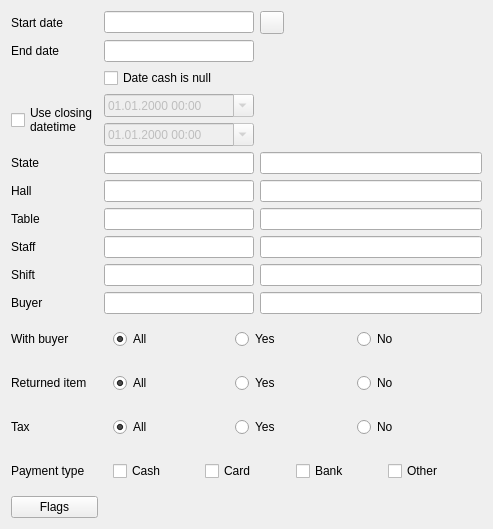
This is Reports/cr5commonsalesfilter.ui in End1-1/Cafe5 as Qt 5 draws it before an edit. The edited form follows.
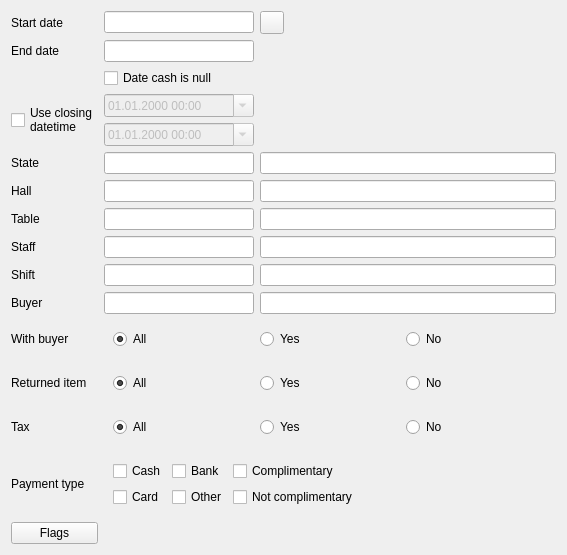
This is the edited form. Icons and pictures are not drawn. Custom widgets are drawn as their Qt base class.

What changed in the file:
```diff
--- a/Reports/cr5commonsalesfilter.ui
+++ b/Reports/cr5commonsalesfilter.ui
@@ -6,8 +6,8 @@
    <rect>
     <x>0</x>
     <y>0</y>
-    <width>493</width>
-    <height>496</height>
+    <width>567</width>
+    <height>522</height>
    </rect>
   </property>
   <property name="windowTitle">
@@ -101,29 +101,62 @@
    </item>
    <item row="14" column="1" colspan="2">
     <widget class="QWidget" name="widget_3" native="true">
-     <layout class="QHBoxLayout" name="horizontalLayout_3">
-      <item>
+     <layout class="QGridLayout" name="gridLayout_2">
+      <item row="0" column="2">
+       <widget class="QCheckBox" name="chptBank">
+        <property name="text">
+         <string>Bank</string>
+        </property>
+       </widget>
+      </item>
+      <item row="0" column="6">
+       <spacer name="horizontalSpacer_2">
+        <property name="orientation">
+         <enum>Qt::Horizontal</enum>
+        </property>
+        <property name="sizeHint" stdset="0">
+         <size>
+          <width>40</width>
+          <height>20</height>
+         </size>
+        </property>
+       </spacer>
+      </item>
+      <item row="0" column="0">
        <widget class="QCheckBox" name="chptCash">
         <property name="text">
          <string>Cash</string>
         </property>
        </widget>
       </item>
-      <item>
+      <item row="0" column="5">
+       <widget class="QCheckBox" name="chptComplimentary">
+        <property name="text">
+         <string>Complimentary</string>
+        </property>
+       </widget>
+      </item>
+      <item row="1" column="5">
+       <widget class="QCheckBox" name="checkBoxNotComplimentary">
+        <property name="sizePolicy">
+         <sizepolicy hsizetype="Minimum" vsizetype="Fixed">
+          <horstretch>0</horstretch>
+          <verstretch>0</verstretch>
+         </sizepolicy>
+        </property>
+        <property name="text">
+         <string>Not complimentary</string>
+        </property>
+       </widget>
+      </item>
+      <item row="1" column="0">
        <widget class="QCheckBox" name="chptCard">
         <property name="text">
          <string>Card</string>
         </property>
        </widget>
       </item>
-      <item>
-       <widget class="QCheckBox" name="chptBank">
-        <property name="text">
-         <string>Bank</string>
-        </property>
-       </widget>
-      </item>
-      <item>
+      <item row="1" column="2">
        <widget class="QCheckBox" name="chptOther">
         <property name="text">
          <string>Other</string>
@@ -513,16 +546,16 @@
   </layout>
  </widget>
  <customwidgets>
-  <customwidget>
-   <class>C5DateEdit</class>
-   <extends>QLineEdit</extends>
-   <header location="global">c5dateedit.h</header>
-  </customwidget>
   <customwidget>
    <class>C5LineEditWithSelector</class>
    <extends>QLineEdit</extends>
    <header location="global">c5lineeditwithselector.h</header>
   </customwidget>
+  <customwidget>
+   <class>C5DateEdit</class>
+   <extends>QLineEdit</extends>
+   <header location="global">c5dateedit.h</header>
+  </customwidget>
  </customwidgets>
  <tabstops>
   <tabstop>deStart</tabstop>
```
Left out of the diff: 2 changed lines with no effect on the pictures.
